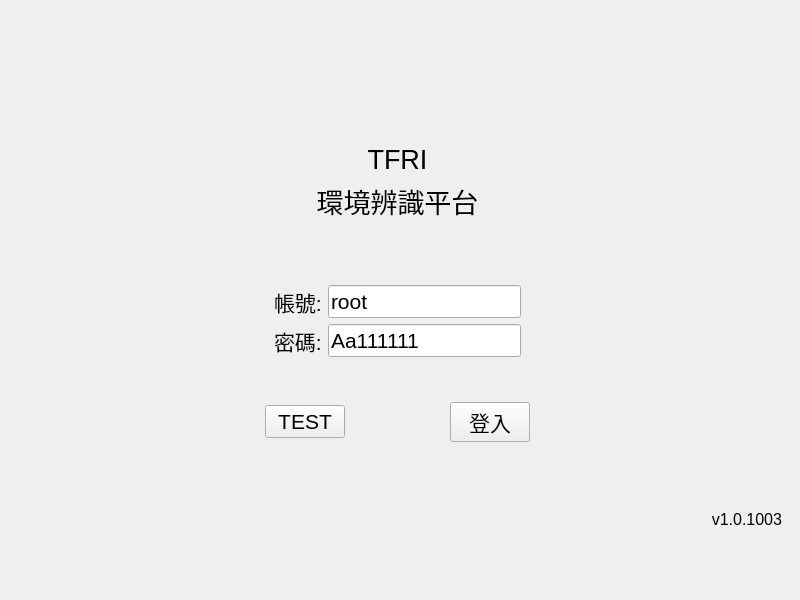
Before: the Qt Designer form TfriClient/widget.ui in roger0816/Tfri, drawn with Qt 5.
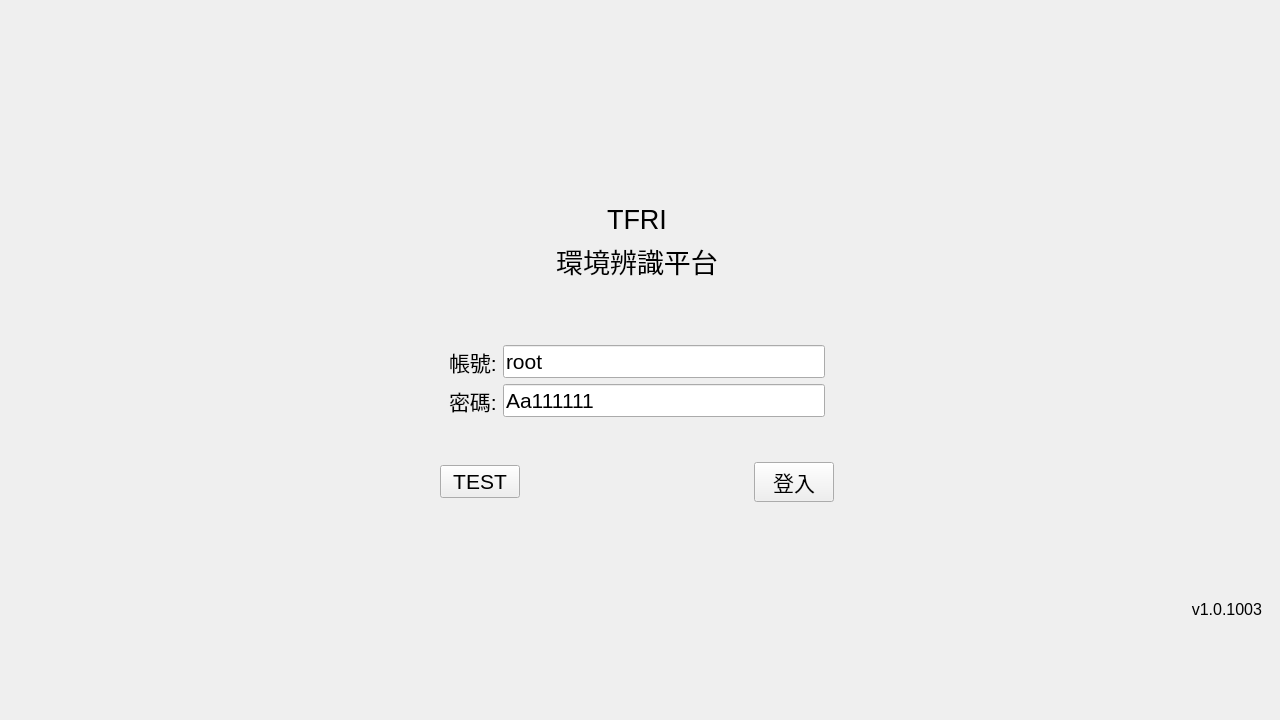
After: the same form once the commit is applied. Custom widgets are drawn as their Qt base class.

Patch:
```diff
--- a/TfriClient/widget.ui
+++ b/TfriClient/widget.ui
@@ -6,8 +6,8 @@
    <rect>
     <x>0</x>
     <y>0</y>
-    <width>800</width>
-    <height>600</height>
+    <width>1280</width>
+    <height>720</height>
    </rect>
   </property>
   <property name="windowTitle">
```
